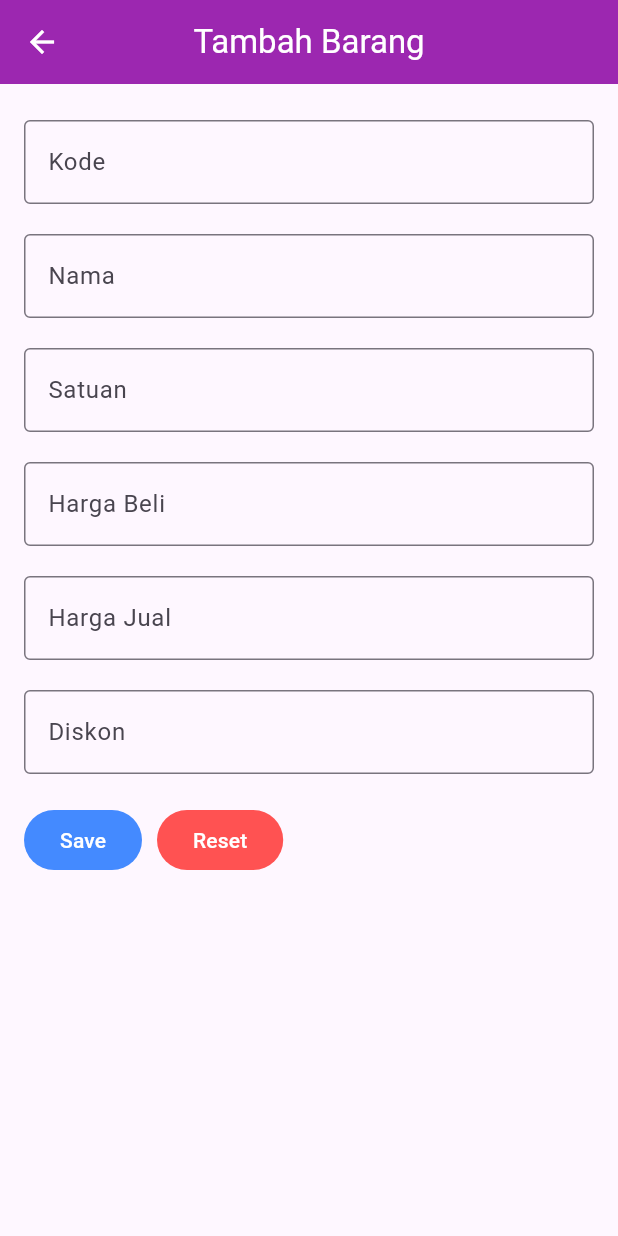
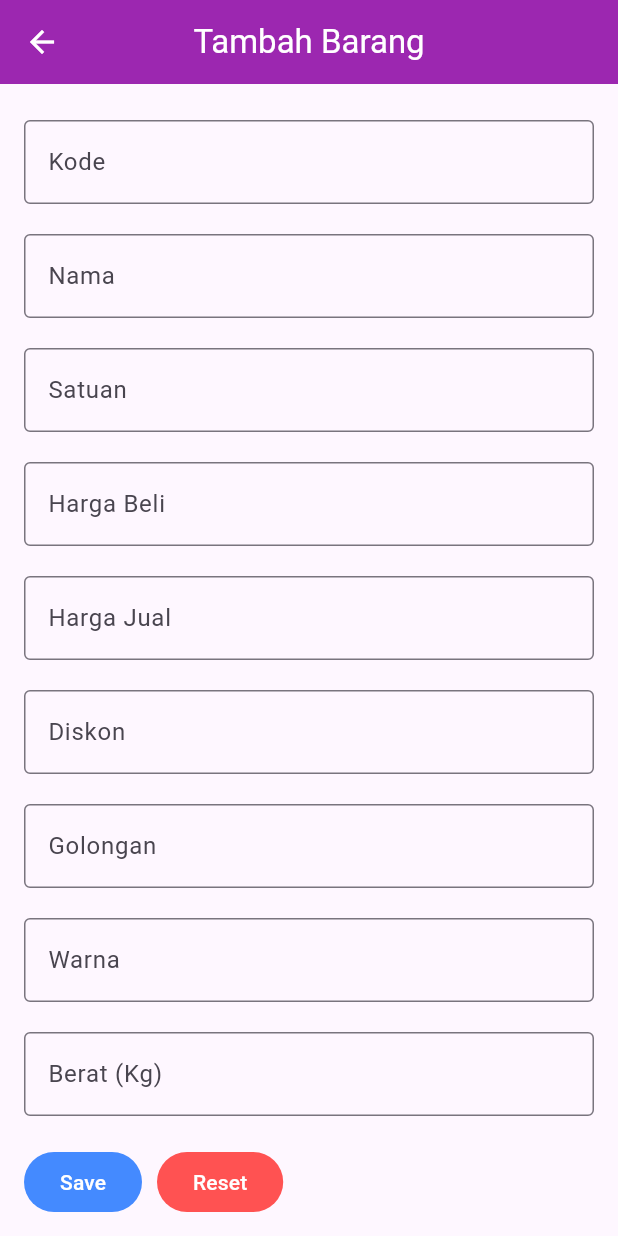
Before and after one commit to anythinks/flutter_uts_diskon, a Flutter app: the screen it shows after launch, after a tap on "Tambah", on a phone screen of 412 x 824 dp. Run offline on Flutter 3.47's test engine with Material 3 defaults, Android fonts, the phone set to English and light mode, and no system bars; our stand-ins replace sqflite; accounts and stored records are empty.

Commit message:
add golongan, warna & berat field

```diff
--- a/lib/model/barang.dart
+++ b/lib/model/barang.dart
@@ -5,6 +5,9 @@ class Barang {
   int? hargabeli;
   int? hargajual;
   String? diskon;
+  String? golongan;
+  String? warna;
+  int? berat;
 
   barangMap() {
     var mapping = <String, dynamic>{};
@@ -14,6 +17,9 @@ class Barang {
     mapping['hargabeli'] = hargabeli;
     mapping['hargajual'] = hargajual;
     mapping['diskon'] = diskon;
+    mapping['golongan'] = golongan;
+    mapping['warna'] = warna;
+    mapping['berat'] = berat;
     return mapping;
   }
 }
--- a/lib/model/koneksidatabase.dart
+++ b/lib/model/koneksidatabase.dart
@@ -13,6 +13,6 @@ class Koneksidatabase {
 
   Future<void> _createDatabase(Database database, int version) async {
     await database.execute(
-        'CREATE TABLE barang (kode TEXT ,nama TEXT, satuan TEXT, hargabeli INTEGER, hargajual INTEGER, diskon TEXT)');
+        'CREATE TABLE barang (kode TEXT ,nama TEXT, satuan TEXT, hargabeli INTEGER, hargajual INTEGER, diskon TEXT, golongan TEXT, warna TEXT, berat INTEGER)');
   }
 }
--- /dev/null
+++ b/lib/util/util.dart
@@ -0,0 +1,37 @@
+import 'package:flutter/material.dart';
+
+TextField formBarang(TextEditingController controller, String labelText,
+    String hintText, String? errorText, {TextInputType? keyboardType}) {
+  return TextField(
+    controller: controller,
+    decoration: InputDecoration(
+      border: const OutlineInputBorder(),
+      labelText: labelText,
+      hintText: hintText,
+      errorText: errorText,
+    ),
+    keyboardType: keyboardType,
+  );
+}
+
+Widget showData(String title, String value) {
+  return Row(
+    children: [
+      Text(
+        title,
+        style: const TextStyle(
+          color: Colors.purple,
+          fontSize: 16,
+          fontWeight: FontWeight.w600,
+        ),
+      ),
+      Padding(
+        padding: const EdgeInsets.only(left: 30),
+        child: Text(
+          value,
+          style: const TextStyle(fontSize: 16),
+        ),
+      ),
+    ],
+  );
+}
--- a/lib/view/tambahbarang.dart
+++ b/lib/view/tambahbarang.dart
@@ -1,6 +1,7 @@
 import 'package:flutter/material.dart';
 import 'package:myapp/controller/barangservice.dart';
 import 'package:myapp/model/barang.dart';
+import 'package:myapp/util/util.dart';
 
 class TambahBarang extends StatefulWidget {
   const TambahBarang({super.key});
@@ -16,13 +17,40 @@ class _TambahBarangState extends State<TambahBarang> {
   final _hargabeliController = TextEditingController();
   final _hargajualController = TextEditingController();
   final _diskonController = TextEditingController();
+  final _golonganController = TextEditingController();
+  final _warnaController = TextEditingController();
+  final _beratController = TextEditingController();
 
   bool _validateKode = false;
   bool _validateNama = false;
   bool _validateSatuan = false;
-  bool _validatehargabeli = false;
-  bool _validatehargajual = false;
+  bool _validateHargaBeli = false;
+  bool _validateHargaJual = false;
   bool _validateDiskon = false;
+  bool _validateGolongan = false;
+  bool _validateWarna = false;
+  bool _validateBerat = false;
+
+  void clear() {
+    _kodeController.clear();
+    _namaController.clear();
+    _satuanController.clear();
+    _hargabeliController.clear();
+    _hargajualController.clear();
+    _diskonController.clear();
+    _golonganController.clear();
+    _warnaController.clear();
+    _beratController.clear();
+    _validateKode = false;
+    _validateNama = false;
+    _validateSatuan = false;
+    _validateHargaBeli = false;
+    _validateHargaJual = false;
+    _validateDiskon = false;
+    _validateGolongan = false;
+    _validateWarna = false;
+    _validateBerat = false;
+  }
 
   final _barangService = BarangService();
 
@@ -42,27 +70,11 @@ class _TambahBarangState extends State<TambahBarang> {
             crossAxisAlignment: CrossAxisAlignment.start,
             children: [
               const SizedBox(height: 8.0),
-              TextField(
-                controller: _kodeController,
-                decoration: InputDecoration(
-                  border: const OutlineInputBorder(),
-                  hintText: 'Enter Kode',
-                  labelText: 'Kode',
-                  errorText:
-                      _validateKode ? 'Kode Value Can\'t Be Empty' : null,
-                ),
-              ),
+              formBarang(_kodeController, 'Kode', 'Enter Kode',
+                  _validateKode ? 'Kode Value Can\'t Be Empty' : null),
               const SizedBox(height: 20.0),
-              TextField(
-                controller: _namaController,
-                decoration: InputDecoration(
-                  border: const OutlineInputBorder(),
-                  hintText: 'Enter Nama',
-                  labelText: 'Nama',
-                  errorText:
-                      _validateNama ? 'Nama Value Can\'t Be Empty' : null,
-                ),
-              ),
+              formBarang(_namaController, 'Nama', 'Enter Nama',
+                  _validateNama ? 'Nama Value Can\'t Be Empty' : null),
               const SizedBox(height: 20.0),
               TextField(
                 controller: _satuanController,
@@ -81,7 +93,7 @@ class _TambahBarangState extends State<TambahBarang> {
                   border: const OutlineInputBorder(),
                   hintText: 'Enter Harga Beli',
                   labelText: 'Harga Beli',
-                  errorText: _validatehargabeli
+                  errorText: _validateHargaBeli
                       ? 'Harga Beli Value Can\'t Be Empty'
                       : null,
                 ),
@@ -94,7 +106,7 @@ class _TambahBarangState extends State<TambahBarang> {
                   border: const OutlineInputBorder(),
                   hintText: 'Enter Harga Jual',
                   labelText: 'Harga Jual',
-                  errorText: _validatehargajual
+                  errorText: _validateHargaJual
                       ? 'Harga Jual Value Can\'t Be Empty'
                       : null,
                 ),
@@ -111,6 +123,16 @@ class _TambahBarangState extends State<TambahBarang> {
                         _validateDiskon ? 'Diskon Value Can\'t Be Empty' : null,
                   )),
               const SizedBox(height: 20.0),
+              formBarang(_golonganController, 'Golongan', 'Enter Golongan',
+                  _validateKode ? 'Golongan Value Can\'t Be Empty' : null),
+              const SizedBox(height: 20.0),
+              formBarang(_warnaController, 'Warna', 'Enter Warna',
+                  _validateKode ? 'Warna Value Can\'t Be Empty' : null),
+              const SizedBox(height: 20.0),
+              formBarang(_beratController, 'Berat (Kg)', 'Enter Berat (Kg)',
+                  _validateKode ? 'Berat Value Can\'t Be Empty' : null,
+                  keyboardType: TextInputType.number),
+              const SizedBox(height: 20.0),
               Row(
                 children: [
                   FilledButton(
@@ -122,24 +144,33 @@ class _TambahBarangState extends State<TambahBarang> {
                         _validateKode = _kodeController.text.isEmpty;
                         _validateNama = _namaController.text.isEmpty;
                         _validateSatuan = _satuanController.text.isEmpty;
-                        _validatehargabeli = _hargabeliController.text.isEmpty;
-                        _validatehargajual = _hargajualController.text.isEmpty;
+                        _validateHargaBeli = _hargabeliController.text.isEmpty;
+                        _validateHargaJual = _hargajualController.text.isEmpty;
                         _validateDiskon = _diskonController.text.isEmpty;
+                        _validateGolongan = _golonganController.text.isEmpty;
+                        _validateWarna = _warnaController.text.isEmpty;
+                        _validateBerat = _beratController.text.isEmpty;
                       });
 
                       if (!_validateKode &&
                           !_validateNama &&
                           !_validateSatuan &&
-                          !_validatehargabeli &&
-                          !_validatehargajual &&
-                          !_validateDiskon) {
+                          !_validateHargaBeli &&
+                          !_validateHargaJual &&
+                          !_validateDiskon &&
+                          !_validateGolongan &&
+                          !_validateWarna &&
+                          !_validateBerat) {
                         var barang = Barang()
                           ..kode = _kodeController.text
                           ..nama = _namaController.text
                           ..satuan = _satuanController.text
                           ..hargabeli = int.parse(_hargabeliController.text)
                           ..hargajual = int.parse(_hargajualController.text)
-                          ..diskon = _diskonController.text;
+                          ..diskon = _diskonController.text
+                          ..golongan = _golonganController.text
+                          ..warna = _warnaController.text
+                          ..berat = int.parse(_beratController.text);
 
                         var hasil = await _barangService.saveBarang(barang);
                         // ignore: use_build_context_synchronously
@@ -153,18 +184,7 @@ class _TambahBarangState extends State<TambahBarang> {
                         backgroundColor: Colors.redAccent),
                     onPressed: () {
                       setState(() {
-                        _kodeController.clear();
-                        _namaController.clear();
-                        _satuanController.clear();
-                        _hargabeliController.clear();
-                        _hargajualController.clear();
-                        _diskonController.clear();
-                        _validateKode = false;
-                        _validateNama = false;
-                        _validateSatuan = false;
-                        _validatehargabeli = false;
-                        _validatehargajual = false;
-                        _validateDiskon = false;
+                        clear();
                       });
                     },
                     child: const Text('Reset'),
```
Also changed, not shown: lib/model/repository.dart (+15 -13 lines), lib/view/detailbarang.dart (+13 -114 lines), lib/view/editbarang.dart (+65 -15 lines), lib/view/home.dart (+10 -7 lines).
